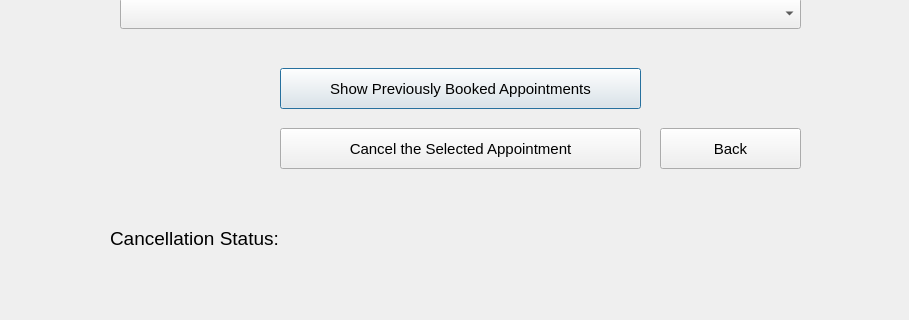
First picture: the form in cancelappointmentwindow.ui, repository KirolousFouty/Hospital_Project, before the edit; both pictures show x 0 to 909 and y 142 to 462 of the 909 by 462 pixel window.
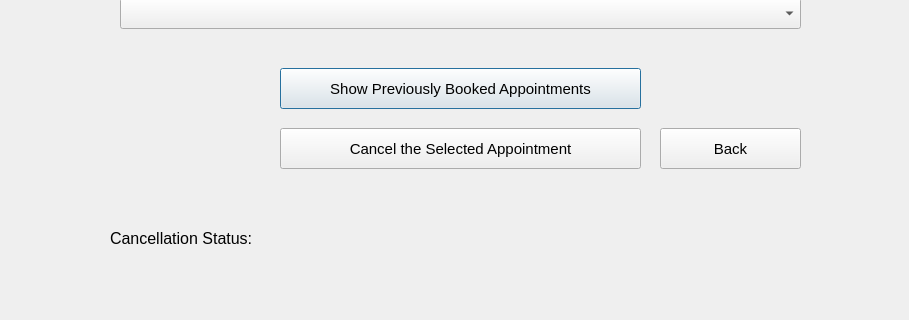
Second picture: the form after the edit.

What changed in the file:
```diff
--- a/cancelappointmentwindow.ui
+++ b/cancelappointmentwindow.ui
@@ -75,7 +75,7 @@
    </property>
    <property name="font">
     <font>
-     <pointsize>14</pointsize>
+     <pointsize>12</pointsize>
     </font>
    </property>
    <property name="text">
```
